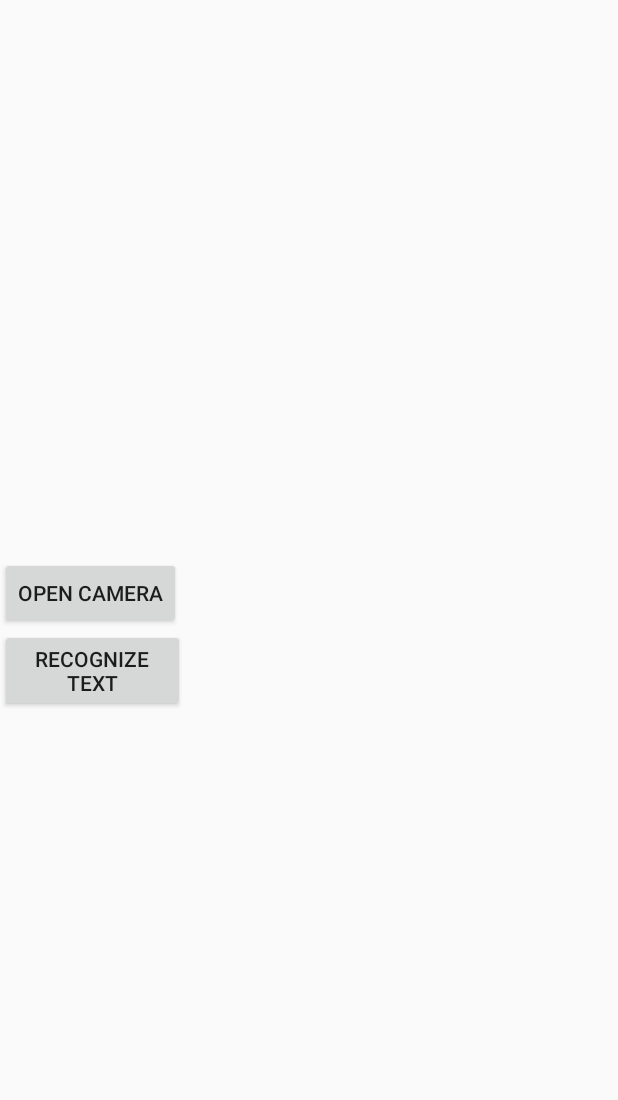
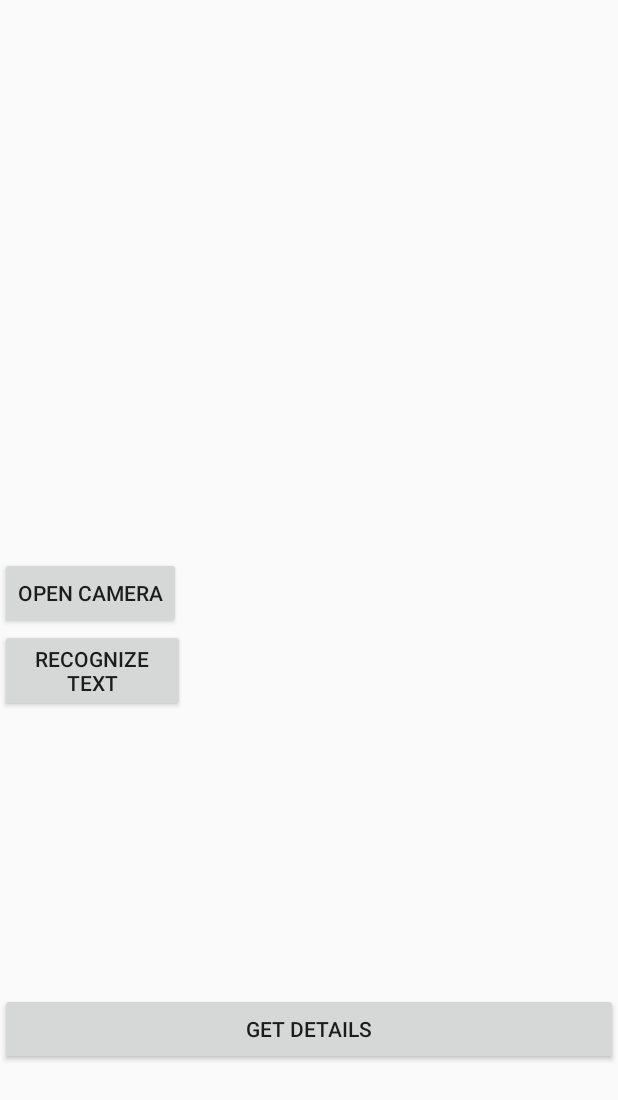
Before and after one commit to Yaswanth3277/vdetails, an Android app: the takePic screen opened directly, with no data from a screen before it, on a phone screen of 412 x 824 dp. Shown: the top 1100 px of the screen. Run offline under Robolectric (Android 15) with nearby library versions, the phone set to English and light mode, and no system bars.

Commit message:
Image Part Done Design left

```diff
--- a/app/src/main/java/com/example/vdetails/takePic.java
+++ b/app/src/main/java/com/example/vdetails/takePic.java
@@ -62,6 +62,7 @@ public class takePic extends Activity {
 
         Button b = findViewById(R.id.Button01);
         Button butt = findViewById(R.id.button2);
+        Button getDetails = findViewById(R.id.button6);
         textview = findViewById(R.id.textView);
         b.setOnClickListener(new OnClickListener() {
             public void onClick(View v) {
@@ -90,6 +91,15 @@ public class takePic extends Activity {
             @Override
             public void onClick(View v) {
                 new takePic.TestOpenALPR().execute();
+            }
+        });
+
+        getDetails.setOnClickListener(new View.OnClickListener() {
+            @Override
+            public void onClick(View v) {
+                Intent vehicledetails = new Intent(takePic.this,vehicleDetails.class);
+                vehicledetails.putExtra("Vehicle_Number",platenumber);
+                startActivity(vehicledetails);
             }
         });
 
--- a/app/src/main/res/layout/take_pic.xml
+++ b/app/src/main/res/layout/take_pic.xml
@@ -26,5 +26,11 @@
     <TextView
         android:id="@+id/textView"
         android:layout_width="match_parent"
-        android:layout_height="229dp" />
+        android:layout_height="187dp" />
+
+    <Button
+        android:id="@+id/button6"
+        android:layout_width="match_parent"
+        android:layout_height="wrap_content"
+        android:text="@string/Get_Details" />
 </LinearLayout>
--- a/app/src/main/res/layout/upload_pic.xml
+++ b/app/src/main/res/layout/upload_pic.xml
@@ -31,4 +31,10 @@
         android:layout_width="match_parent"
         android:layout_height="210dp" />
 
+    <Button
+        android:id="@+id/button7"
+        android:layout_width="match_parent"
+        android:layout_height="wrap_content"
+        android:text="@string/Get_Details" />
+
 </LinearLayout>
```
Also changed, not shown: app/src/main/java/com/example/vdetails/uploadPic.java (+10 -0 lines).
